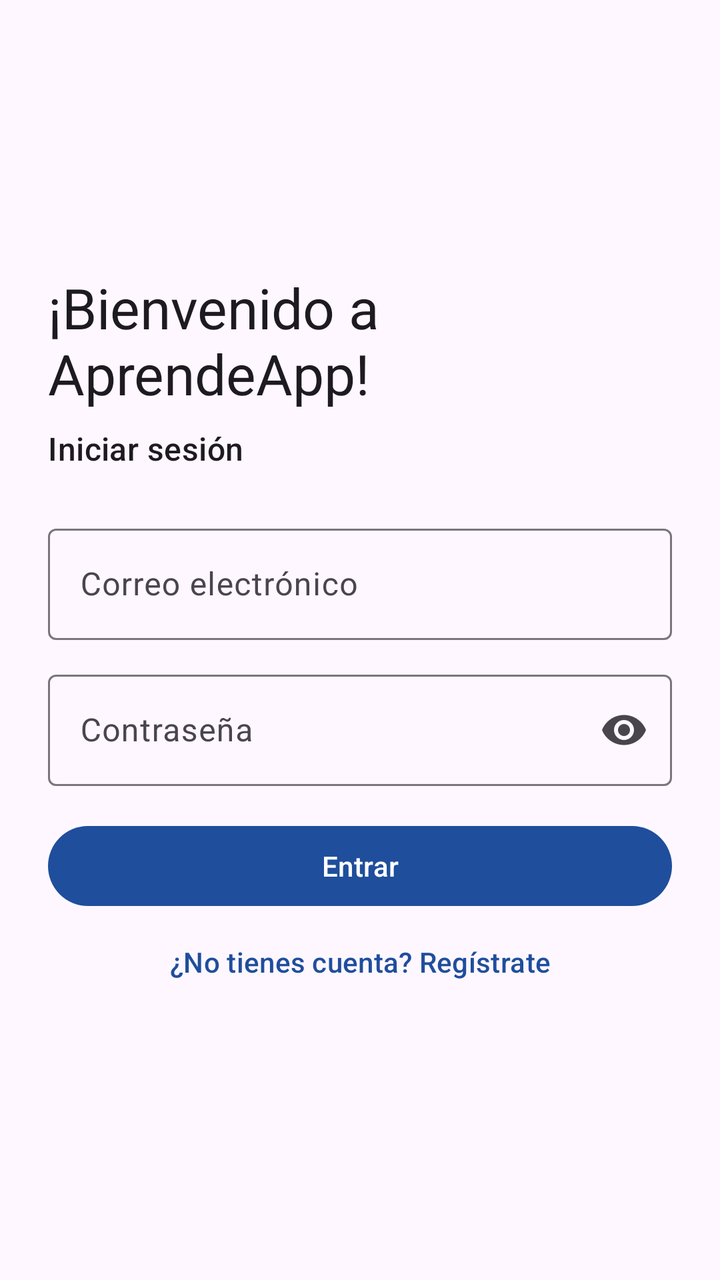
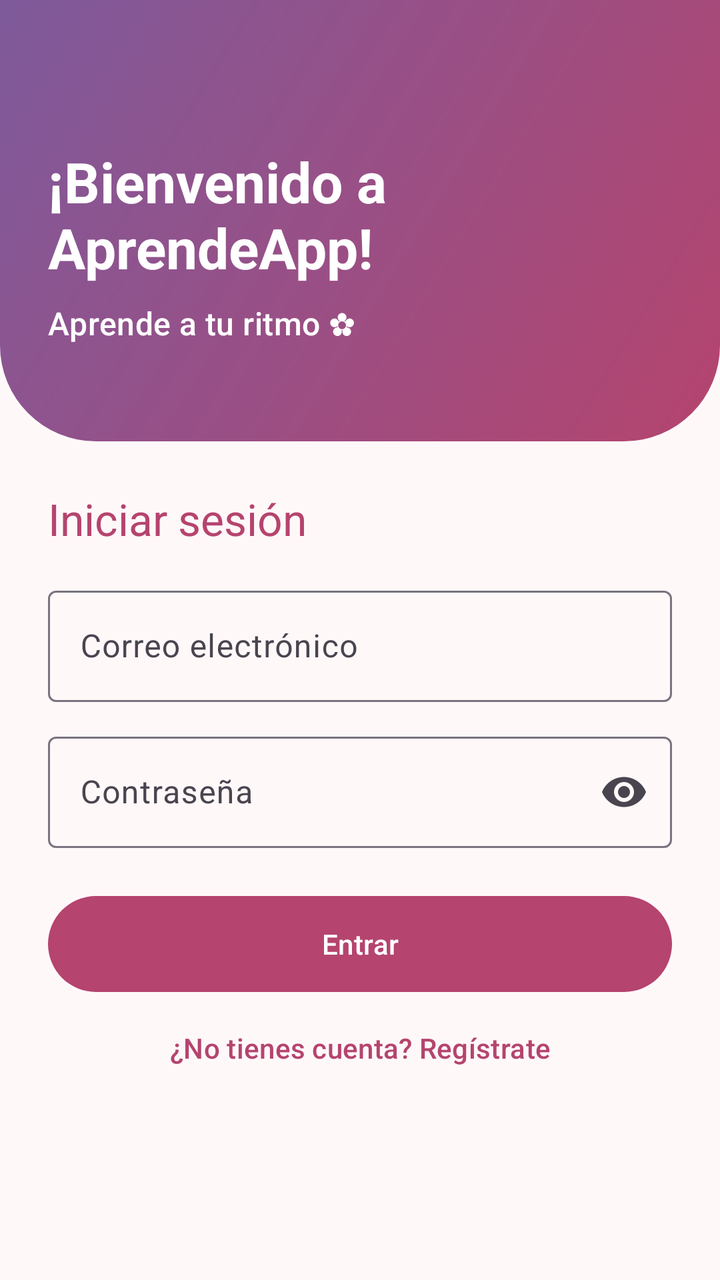

Before-and-after screenshots of an Android layout around one commit, followed by the original layout XML and the change that was made.
<!-- AndroidManifest.xml: application theme Theme.RecursosDeAprendizaje -->
<!-- res/layout/activity_login.xml -->
<?xml version="1.0" encoding="utf-8"?>
<ScrollView xmlns:android="http://schemas.android.com/apk/res/android"
    xmlns:app="http://schemas.android.com/apk/res-auto"
    android:layout_width="match_parent"
    android:layout_height="match_parent"
    android:fillViewport="true"
    android:fitsSystemWindows="true">

    <LinearLayout
        android:layout_width="match_parent"
        android:layout_height="wrap_content"
        android:gravity="center_vertical"
        android:orientation="vertical"
        android:padding="24dp">

        <TextView
            android:layout_width="wrap_content"
            android:layout_height="wrap_content"
            android:text="@string/welcome_message"
            android:textAppearance="?attr/textAppearanceHeadlineMedium" />

        <TextView
            android:layout_width="wrap_content"
            android:layout_height="wrap_content"
            android:layout_marginTop="8dp"
            android:text="@string/login_titulo"
            android:textAppearance="?attr/textAppearanceTitleMedium" />

        <com.google.android.material.textfield.TextInputLayout
            android:id="@+id/tilEmail"
            style="@style/Widget.Material3.TextInputLayout.OutlinedBox"
            android:layout_width="match_parent"
            android:layout_height="wrap_content"
            android:layout_marginTop="24dp"
            android:hint="@string/campo_email">

            <com.google.android.material.textfield.TextInputEditText
                android:id="@+id/etEmail"
                android:layout_width="match_parent"
                android:layout_height="wrap_content"
                android:inputType="textEmailAddress" />
        </com.google.android.material.textfield.TextInputLayout>

        <com.google.android.material.textfield.TextInputLayout
            android:id="@+id/tilPassword"
            style="@style/Widget.Material3.TextInputLayout.OutlinedBox"
            android:layout_width="match_parent"
            android:layout_height="wrap_content"
            android:layout_marginTop="12dp"
            android:hint="@string/campo_password"
            app:endIconMode="password_toggle">

            <com.google.android.material.textfield.TextInputEditText
                android:id="@+id/etPassword"
                android:layout_width="match_parent"
                android:layout_height="wrap_content"
                android:inputType="textPassword" />
        </com.google.android.material.textfield.TextInputLayout>

        <com.google.android.material.progressindicator.CircularProgressIndicator
            android:id="@+id/progress"
            android:layout_width="wrap_content"
            android:layout_height="wrap_content"
            android:layout_gravity="center_horizontal"
            android:layout_marginTop="16dp"
            android:indeterminate="true"
            android:visibility="gone" />

        <com.google.android.material.button.MaterialButton
            android:id="@+id/btnLogin"
            android:layout_width="match_parent"
            android:layout_height="wrap_content"
            android:layout_marginTop="16dp"
            android:text="@string/login_boton" />

        <com.google.android.material.button.MaterialButton
            android:id="@+id/btnIrRegistro"
            style="@style/Widget.Material3.Button.TextButton"
            android:layout_width="match_parent"
            android:layout_height="wrap_content"
            android:text="@string/login_ir_registro" />
    </LinearLayout>
</ScrollView>
<!-- resources referenced by this layout -->
<resources>
  <string name="campo_email">Correo electrónico</string>
  <string name="campo_password">Contraseña</string>
  <string name="login_boton">Entrar</string>
  <string name="login_ir_registro">¿No tienes cuenta? Regístrate</string>
  <string name="login_titulo">Iniciar sesión</string>
  <string name="welcome_message">¡Bienvenido a AprendeApp!</string>
  <style name="Theme.RecursosDeAprendizaje" parent="Base.Theme.RecursosDeAprendizaje" />
  <style name="Base.Theme.RecursosDeAprendizaje" parent="Theme.Material3.DayNight.NoActionBar">
          <item name="colorPrimary">@color/primario</item>
      </style>
  <color name="primario">#1F4E9C</color>
</resources>

<!-- the commit's change to res/layout/activity_login.xml (unified diff, before → after) -->
@@ -3,81 +3,105 @@
     xmlns:app="http://schemas.android.com/apk/res-auto"
     android:layout_width="match_parent"
     android:layout_height="match_parent"
-    android:fillViewport="true"
-    android:fitsSystemWindows="true">
+    android:fillViewport="true">
 
     <LinearLayout
         android:layout_width="match_parent"
         android:layout_height="wrap_content"
-        android:gravity="center_vertical"
-        android:orientation="vertical"
-        android:padding="24dp">
+        android:orientation="vertical">
 
-        <TextView
-            android:layout_width="wrap_content"
-            android:layout_height="wrap_content"
-            android:text="@string/welcome_message"
-            android:textAppearance="?attr/textAppearanceHeadlineMedium" />
-
-        <TextView
-            android:layout_width="wrap_content"
-            android:layout_height="wrap_content"
-            android:layout_marginTop="8dp"
-            android:text="@string/login_titulo"
-            android:textAppearance="?attr/textAppearanceTitleMedium" />
-
-        <com.google.android.material.textfield.TextInputLayout
-            android:id="@+id/tilEmail"
-            style="@style/Widget.Material3.TextInputLayout.OutlinedBox"
+        <LinearLayout
             android:layout_width="match_parent"
             android:layout_height="wrap_content"
-            android:layout_marginTop="24dp"
-            android:hint="@string/campo_email">
+            android:background="@drawable/bg_encabezado"
+            android:orientation="vertical"
+            android:paddingHorizontal="24dp"
+            android:paddingTop="72dp"
+            android:paddingBottom="48dp">
 
-            <com.google.android.material.textfield.TextInputEditText
-                android:id="@+id/etEmail"
+            <TextView
+                android:layout_width="wrap_content"
+                android:layout_height="wrap_content"
+                android:text="@string/welcome_message"
+                android:textAppearance="?attr/textAppearanceHeadlineMedium"
+                android:textColor="@color/white"
+                android:textStyle="bold" />
+
+            <TextView
+                android:layout_width="wrap_content"
+                android:layout_height="wrap_content"
+                android:layout_marginTop="8dp"
+                android:text="@string/login_subtitulo"
+                android:textAppearance="?attr/textAppearanceTitleMedium"
+                android:textColor="@color/white" />
+        </LinearLayout>
+
+        <LinearLayout
+            android:layout_width="match_parent"
+            android:layout_height="wrap_content"
+            android:orientation="vertical"
+            android:padding="24dp">
+
+            <TextView
+                android:layout_width="wrap_content"
+                android:layout_height="wrap_content"
+                android:text="@string/login_titulo"
+                android:textAppearance="?attr/textAppearanceTitleLarge"
+                android:textColor="?attr/colorPrimary" />
+
+            <com.google.android.material.textfield.TextInputLayout
+                android:id="@+id/tilEmail"
+                style="@style/Widget.Material3.TextInputLayout.OutlinedBox"
                 android:layout_width="match_parent"
                 android:layout_height="wrap_content"
-                android:inputType="textEmailAddress" />
-        </com.google.android.material.textfield.TextInputLayout>
+                android:layout_marginTop="16dp"
+                android:hint="@string/campo_email">
 
-        <com.google.android.material.textfield.TextInputLayout
-            android:id="@+id/tilPassword"
-            style="@style/Widget.Material3.TextInputLayout.OutlinedBox"
-            android:layout_width="match_parent"
-            android:layout_height="wrap_content"
-            android:layout_marginTop="12dp"
-            android:hint="@string/campo_password"
-            app:endIconMode="password_toggle">
+                <com.google.android.material.textfield.TextInputEditText
+                    android:id="@+id/etEmail"
+                    android:layout_width="match_parent"
+                    android:layout_height="wrap_content"
+                    android:inputType="textEmailAddress" />
+            </com.google.android.material.textfield.TextInputLayout>
 
-            <com.google.android.material.textfield.TextInputEditText
-                android:id="@+id/etPassword"
+            <com.google.android.material.textfield.TextInputLayout
+                android:id="@+id/tilPassword"
+                style="@style/Widget.Material3.TextInputLayout.OutlinedBox"
                 android:layout_width="match_parent"
                 android:layout_height="wrap_content"
-                android:inputType="textPassword" />
-        </com.google.android.material.textfield.TextInputLayout>
+                android:layout_marginTop="12dp"
+                android:hint="@string/campo_password"
+                app:endIconMode="password_toggle">
 
-        <com.google.android.material.progressindicator.CircularProgressIndicator
-            android:id="@+id/progress"
-            android:layout_width="wrap_content"
-            android:layout_height="wrap_content"
-            android:layout_gravity="center_horizontal"
-            android:layout_marginTop="16dp"
-            android:indeterminate="true"
-            android:visibility="gone" />
+                <com.google.android.material.textfield.TextInputEditText
+                    android:id="@+id/etPassword"
+                    android:layout_width="match_parent"
+                    android:layout_height="wrap_content"
+                    android:inputType="textPassword" />
+            </com.google.android.material.textfield.TextInputLayout>
 
-        <com.google.android.material.button.MaterialButton
-            android:id="@+id/btnLogin"
-            android:layout_width="match_parent"
-            android:layout_height="wrap_content"
-            android:layout_marginTop="16dp"
-            android:text="@string/login_boton" />
+            <com.google.android.material.progressindicator.CircularProgressIndicator
+                android:id="@+id/progress"
+                android:layout_width="wrap_content"
+                android:layout_height="wrap_content"
+                android:layout_gravity="center_horizontal"
+                android:layout_marginTop="16dp"
+                android:indeterminate="true"
+                android:visibility="gone" />
 
-        <com.google.android.material.button.MaterialButton
-            android:id="@+id/btnIrRegistro"
-            style="@style/Widget.Material3.Button.TextButton"
-            android:layout_width="match_parent"
-            android:layout_height="wrap_content"
-            android:text="@string/login_ir_registro" />
+            <com.google.android.material.button.MaterialButton
+                android:id="@+id/btnLogin"
+                android:layout_width="match_parent"
+                android:layout_height="56dp"
+                android:layout_marginTop="20dp"
+                android:text="@string/login_boton" />
+
+            <com.google.android.material.button.MaterialButton
+                android:id="@+id/btnIrRegistro"
+                style="@style/Widget.Material3.Button.TextButton"
+                android:layout_width="match_parent"
+                android:layout_height="wrap_content"
+                android:text="@string/login_ir_registro" />
+        </LinearLayout>
     </LinearLayout>
 </ScrollView>
<!-- resource entries referenced after the edit -->
@@ -1,15 +1,63 @@
 <!-- resources referenced by this layout -->
 <resources>
+  <color name="white">#FFFFFFFF</color>
+  <!-- drawable bg_encabezado (drawable) -->
+  <?xml version="1.0" encoding="utf-8"?>
+  <shape xmlns:android="http://schemas.android.com/apk/res/android"
+      android:shape="rectangle">
+      <gradient
+          android:angle="135"
+          android:endColor="@color/degradado_fin"
+          android:startColor="@color/degradado_inicio" />
+      <corners
+          android:bottomLeftRadius="48dp"
+          android:bottomRightRadius="48dp" />
+  </shape>
   <string name="campo_email">Correo electrónico</string>
   <string name="campo_password">Contraseña</string>
   <string name="login_boton">Entrar</string>
   <string name="login_ir_registro">¿No tienes cuenta? Regístrate</string>
+  <string name="login_subtitulo">Aprende a tu ritmo ✿</string>
   <string name="login_titulo">Iniciar sesión</string>
   <string name="welcome_message">¡Bienvenido a AprendeApp!</string>
   <style name="Theme.RecursosDeAprendizaje" parent="Base.Theme.RecursosDeAprendizaje" />
+  <color name="degradado_fin">#7E5A9B</color>
+  <color name="degradado_inicio">#B5446E</color>
   <style name="Base.Theme.RecursosDeAprendizaje" parent="Theme.Material3.DayNight.NoActionBar">
-          <item name="colorPrimary">@color/primario</item>
+          <item name="colorPrimary">@color/rosa</item>
+          <item name="colorOnPrimary">@color/white</item>
+          <item name="colorPrimaryContainer">@color/rosa_claro</item>
+          <item name="colorOnPrimaryContainer">#3E0021</item>
+          <item name="colorSecondary">@color/lila</item>
+          <item name="colorOnSecondary">@color/white</item>
+          <item name="colorSecondaryContainer">@color/lila_claro</item>
+          <item name="colorOnSecondaryContainer">#2A0A4A</item>
+          <item name="android:colorBackground">@color/rosa_fondo</item>
+          <item name="colorSurface">@color/rosa_fondo</item>
+          <item name="colorSurfaceContainerLow">@color/rosa_superficie</item>
+          <item name="colorSurfaceContainer">@color/rosa_superficie</item>
+          <item name="colorSurfaceContainerHigh">@color/rosa_claro</item>
+          <item name="shapeAppearanceSmallComponent">@style/ShapeAppearance.App.Small</item>
+          <item name="shapeAppearanceMediumComponent">@style/ShapeAppearance.App.Medium</item>
+          <item name="shapeAppearanceLargeComponent">@style/ShapeAppearance.App.Large</item>
       </style>
-  <color name="primario">#1F4E9C</color>
+  <color name="rosa">#B5446E</color>
+  <color name="rosa_claro">#FFD9E3</color>
+  <color name="lila">#7E5A9B</color>
+  <color name="lila_claro">#EBDDFF</color>
+  <color name="rosa_fondo">#FFF8F9</color>
+  <color name="rosa_superficie">#FDECF0</color>
+  <style name="ShapeAppearance.App.Small" parent="ShapeAppearance.Material3.SmallComponent">
+          <item name="cornerFamily">rounded</item>
+          <item name="cornerSize">16dp</item>
+      </style>
+  <style name="ShapeAppearance.App.Medium" parent="ShapeAppearance.Material3.MediumComponent">
+          <item name="cornerFamily">rounded</item>
+          <item name="cornerSize">24dp</item>
+      </style>
+  <style name="ShapeAppearance.App.Large" parent="ShapeAppearance.Material3.LargeComponent">
+          <item name="cornerFamily">rounded</item>
+          <item name="cornerSize">28dp</item>
+      </style>
 </resources>
 
